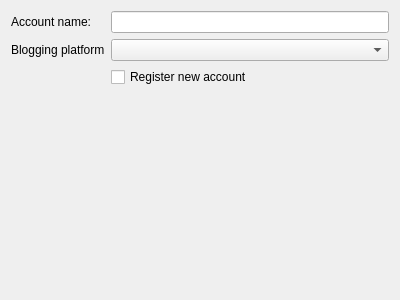
First picture: the form in src/plugins/blogique/addaccountwizardfirstpage.ui, repository 0xd34df00d/leechcraft, before the edit.
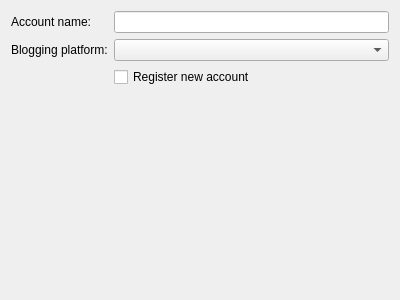
Second picture: the form after the edit.

What changed in the file:
```diff
--- a/src/plugins/blogique/addaccountwizardfirstpage.ui
+++ b/src/plugins/blogique/addaccountwizardfirstpage.ui
@@ -36,7 +36,7 @@
    <item row="1" column="0">
     <widget class="QLabel" name="label_2">
      <property name="text">
-      <string>Blogging platform</string>
+      <string>Blogging platform:</string>
      </property>
     </widget>
    </item>
```
